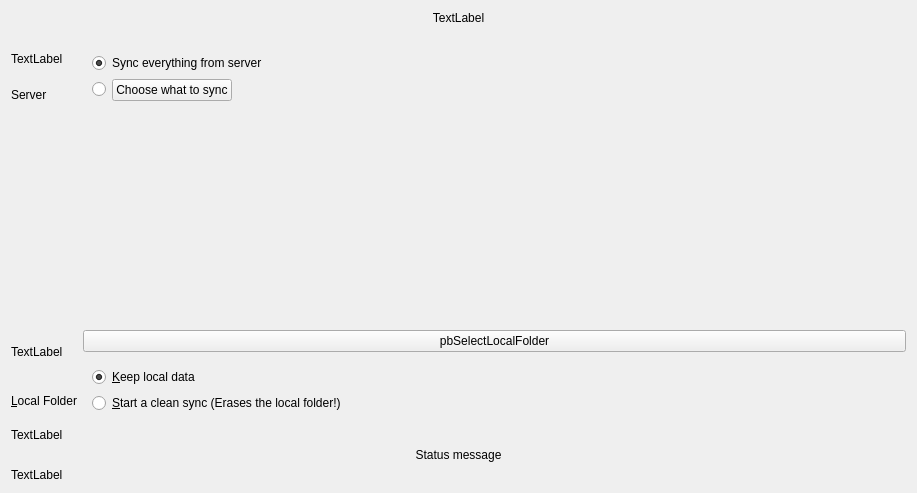
Before: the Qt Designer form src/wizard/owncloudadvancedsetuppage.ui in GrossLukas/client, drawn with Qt 5.
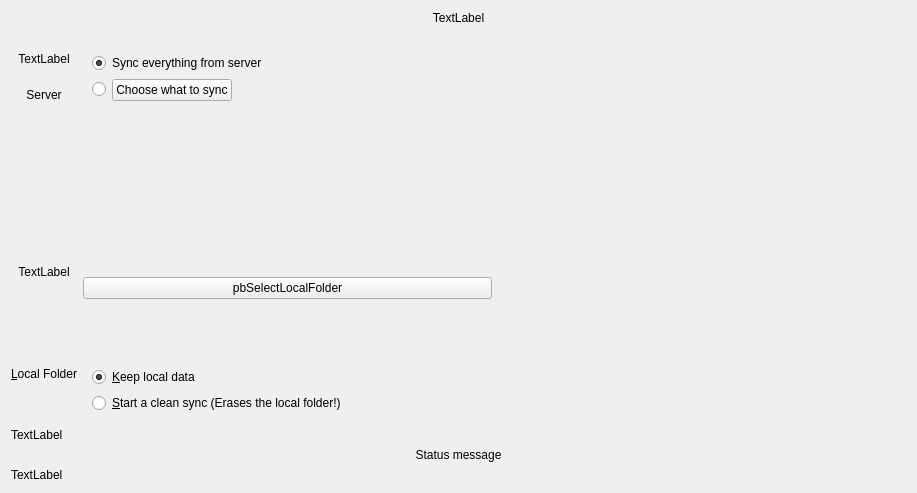
After: the same form once the commit is applied.

The edit to the form file:
```diff
--- a/src/wizard/owncloudadvancedsetuppage.ui
+++ b/src/wizard/owncloudadvancedsetuppage.ui
@@ -57,6 +57,19 @@
    </item>
    <item>
     <layout class="QGridLayout" name="gridLayout">
+     <item row="2" column="2">
+      <spacer name="horizontalSpacer_2">
+       <property name="orientation">
+        <enum>Qt::Horizontal</enum>
+       </property>
+       <property name="sizeHint" stdset="0">
+        <size>
+         <width>40</width>
+         <height>20</height>
+        </size>
+       </property>
+      </spacer>
+     </item>
      <item row="0" column="0">
       <layout class="QVBoxLayout" name="verticalLayout_2">
        <item>
@@ -64,6 +77,9 @@
          <property name="text">
           <string>TextLabel</string>
          </property>
+         <property name="alignment">
+          <set>Qt::AlignCenter</set>
+         </property>
         </widget>
        </item>
        <item>
@@ -71,6 +87,9 @@
          <property name="text">
           <string>Server</string>
          </property>
+         <property name="alignment">
+          <set>Qt::AlignCenter</set>
+         </property>
         </widget>
        </item>
       </layout>
@@ -135,20 +154,40 @@
        </property>
       </spacer>
      </item>
-     <item row="2" column="1">
-      <widget class="QPushButton" name="pbSelectLocalFolder">
+     <item row="2" column="0" rowspan="3">
+      <layout class="QVBoxLayout" name="verticalLayout_3">
+       <item>
+        <widget class="QLabel" name="lLocalIcon">
+         <property name="text">
+          <string>TextLabel</string>
+         </property>
+         <property name="alignment">
+          <set>Qt::AlignCenter</set>
+         </property>
+        </widget>
+       </item>
+       <item>
+        <widget class="QLabel" name="lLocal">
        <property name="sizePolicy">
-        <sizepolicy hsizetype="MinimumExpanding" vsizetype="Fixed">
+          <sizepolicy hsizetype="Minimum" vsizetype="Preferred">
          <horstretch>0</horstretch>
          <verstretch>0</verstretch>
         </sizepolicy>
        </property>
        <property name="text">
-        <string>pbSelectLocalFolder</string>
+          <string>&amp;Local Folder</string>
+         </property>
+         <property name="alignment">
+          <set>Qt::AlignCenter</set>
+         </property>
+         <property name="buddy">
+          <cstring>pbSelectLocalFolder</cstring>
        </property>
       </widget>
      </item>
-     <item row="3" column="1">
+      </layout>
+     </item>
+     <item row="4" column="1" colspan="2">
       <widget class="QWidget" name="resolutionWidget" native="true">
        <property name="sizePolicy">
         <sizepolicy hsizetype="Preferred" vsizetype="Fixed">
@@ -189,32 +228,34 @@
        </layout>
       </widget>
      </item>
-     <item row="2" column="0" rowspan="2">
-      <layout class="QVBoxLayout" name="verticalLayout_3">
-       <item>
-        <widget class="QLabel" name="lLocalIcon">
-         <property name="text">
-          <string>TextLabel</string>
-         </property>
-        </widget>
-       </item>
-       <item>
-        <widget class="QLabel" name="lLocal">
+     <item row="3" column="2">
+      <spacer name="verticalSpacer_3">
+       <property name="orientation">
+        <enum>Qt::Vertical</enum>
+       </property>
+       <property name="sizeType">
+        <enum>QSizePolicy::MinimumExpanding</enum>
+       </property>
+       <property name="sizeHint" stdset="0">
+        <size>
+         <width>20</width>
+         <height>40</height>
+        </size>
+       </property>
+      </spacer>
+     </item>
+     <item row="2" column="1" rowspan="2">
+      <widget class="QPushButton" name="pbSelectLocalFolder">
          <property name="sizePolicy">
-          <sizepolicy hsizetype="Minimum" vsizetype="Preferred">
+        <sizepolicy hsizetype="MinimumExpanding" vsizetype="Fixed">
            <horstretch>0</horstretch>
            <verstretch>0</verstretch>
           </sizepolicy>
          </property>
          <property name="text">
-          <string>&amp;Local Folder</string>
-         </property>
-         <property name="buddy">
-          <cstring>pbSelectLocalFolder</cstring>
-         </property>
-        </widget>
-       </item>
-      </layout>
+        <string>pbSelectLocalFolder</string>
+       </property>
+      </widget>
      </item>
     </layout>
    </item>
```
Left out of the diff: 6 changed lines with no effect on the pictures. Lines whose indentation alone changed are shown as unchanged.
